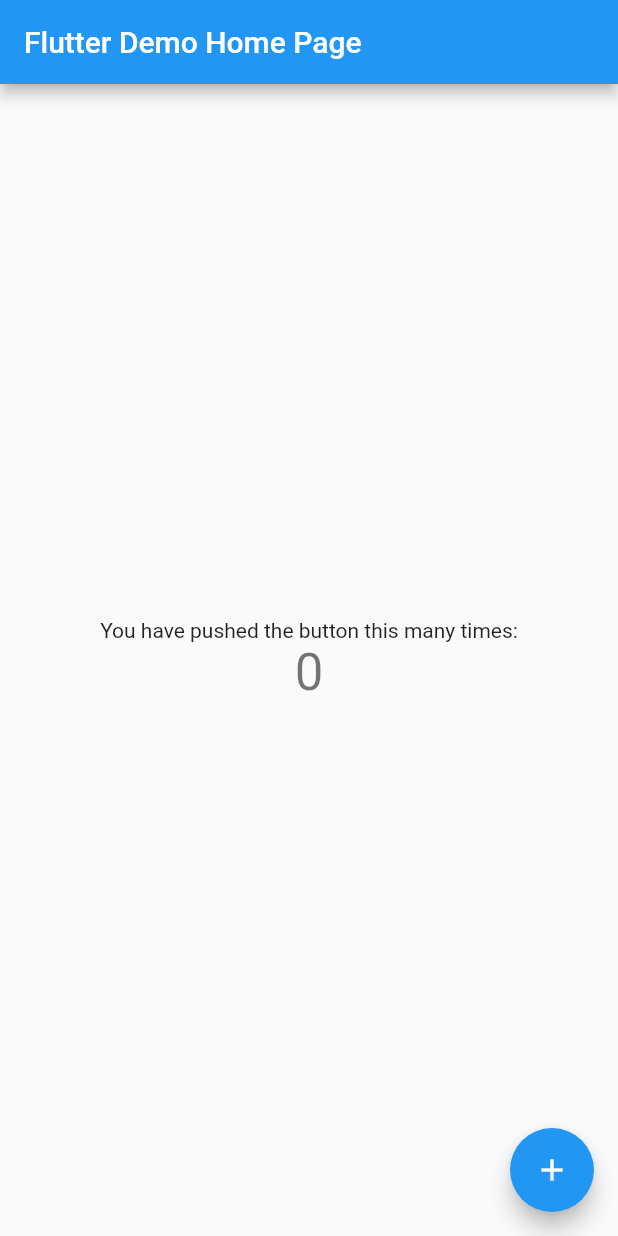
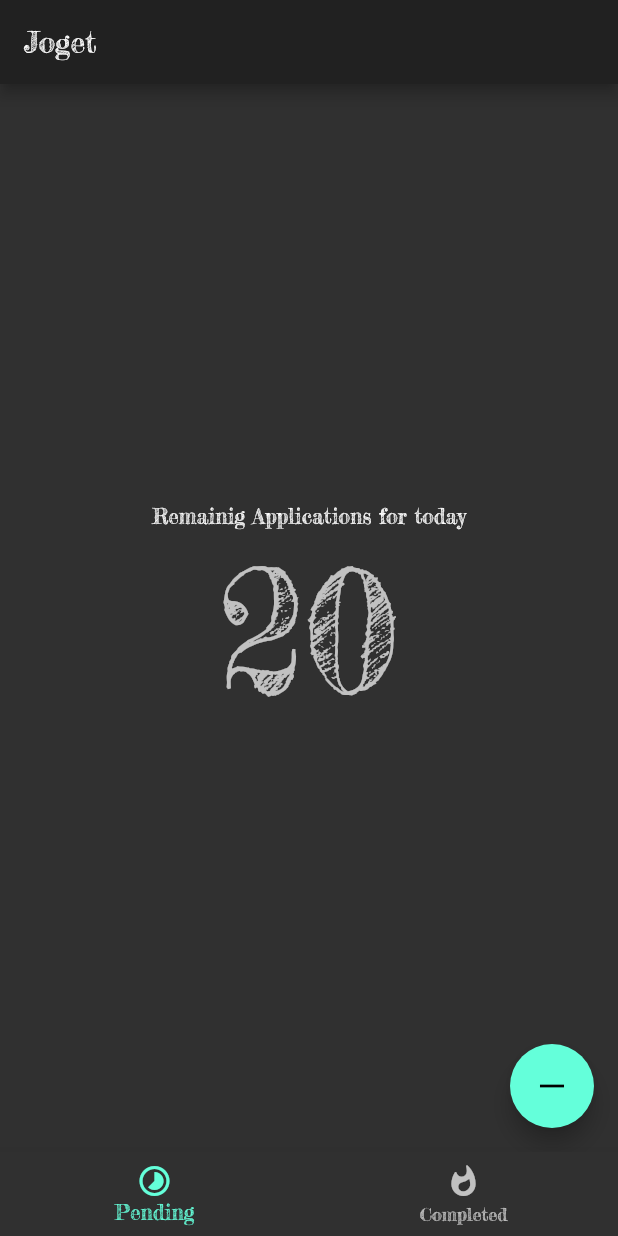
Before and after one commit to HimandriSharma/Joget, a Flutter app: the screen it shows after launch, on a phone screen of 412 x 824 dp. Run offline on Flutter 3.47's test engine with Material 2 defaults, Android fonts, the light colour scheme and no system bars.

Commit message:
App completed

```diff
--- a/lib/main.dart
+++ b/lib/main.dart
@@ -1,19 +1,22 @@
 import 'package:flutter/material.dart';
-
+import 'package:flutter/services.dart';
 void main() {
   runApp(MyApp());
+  SystemChrome.setEnabledSystemUIOverlays([]);
 }
 
 class MyApp extends StatelessWidget {
-
   @override
   Widget build(BuildContext context) {
     return MaterialApp(
       title: 'Joget',
+      themeMode: ThemeMode.dark,
       theme: ThemeData(
-        primarySwatch: Colors.blue,
-      ),
-      home: MyHomePage(title: 'Flutter Demo Home Page'),
+        brightness: Brightness.dark,
+        fontFamily: 'FrederickatheGreat'
+        ),
+      home: MyHomePage(title: 'Joget'),
+      debugShowCheckedModeBanner: false,
     );
   }
 }
@@ -27,38 +30,88 @@
 }
 
 class _MyHomePageState extends State<MyHomePage> {
-  int _counter = 0;
 
-  void _incrementCounter() {
+  int _counter = 20;
+  int _total = 0;
+  int _currentIndex = 0;
+  void _decrementCounter() {
     setState(() {
-      _counter++;
+      if(_counter>0){_counter--;_total++;}
+      else{_counter=20;}
+
     });
+  }
+  dynamic func(int val){
+    if (val==0){
+      return Scaffold(
+        body :Center(
+          child: Column(
+            mainAxisAlignment: MainAxisAlignment.center,
+            children: <Widget>[
+              Text(
+                'Remainig Applications for today',
+              ),
+              Text(
+                '$_counter',
+                // style: TextStyle(fontSize: 50),
+                style: Theme.of(context).textTheme.headline1,
+              ),
+            ],
+          ),
+        ),
+        floatingActionButton: FloatingActionButton(
+          onPressed: _decrementCounter,
+          tooltip: 'Decrement',
+          child: Icon(Icons.horizontal_rule_outlined),
+        ),
+      );
+    }
+    else{
+      return Scaffold(
+        body :Center(
+          child: Column(
+            mainAxisAlignment: MainAxisAlignment.center,
+            children: <Widget>[
+              Text(
+                'Total Applications Submitted',
+              ),
+              Text(
+                '$_total',
+                style: Theme.of(context).textTheme.headline1,
+              ),
+            ],
+          ),
+        ),
+      );
+    }
   }
 
   @override
   Widget build(BuildContext context) {
     return Scaffold(
+      resizeToAvoidBottomInset: false,
       appBar: AppBar(
         title: Text(widget.title),
       ),
-      body: Center(
-        child: Column(
-          mainAxisAlignment: MainAxisAlignment.center,
-          children: <Widget>[
-            Text(
-              'You have pushed the button this many times:',
-            ),
-            Text(
-              '$_counter',
-              style: Theme.of(context).textTheme.headline4,
-            ),
-          ],
-        ),
-      ),
-      floatingActionButton: FloatingActionButton(
-        onPressed: _incrementCounter,
-        tooltip: 'Increment',
-        child: Icon(Icons.add),
+      body: func(_currentIndex),
+
+      bottomNavigationBar: BottomNavigationBar(
+        currentIndex: _currentIndex,
+        items: [
+         BottomNavigationBarItem(
+            icon: Icon(Icons.timelapse),
+            label: 'Pending',
+         ),
+         BottomNavigationBarItem(
+            icon: Icon(Icons.whatshot_rounded),
+            label: 'Completed'
+         )
+        ],
+        onTap: (index){
+          setState(() {
+            _currentIndex= index;
+          });
+        },
       ),
     );
   }
```
Also changed, not shown: pubspec.yaml (+7 -11 lines), fonts/Chewy-Regular.ttf (added), fonts/FrederickatheGreat-Regular.ttf (added), 5 other files.
